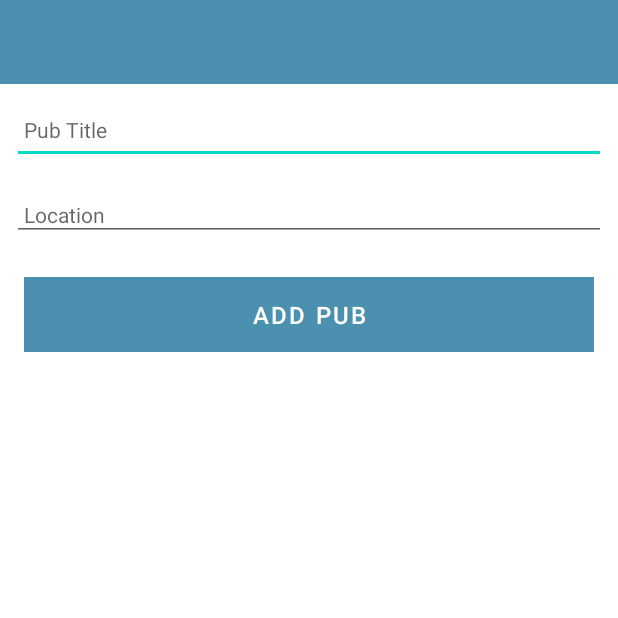
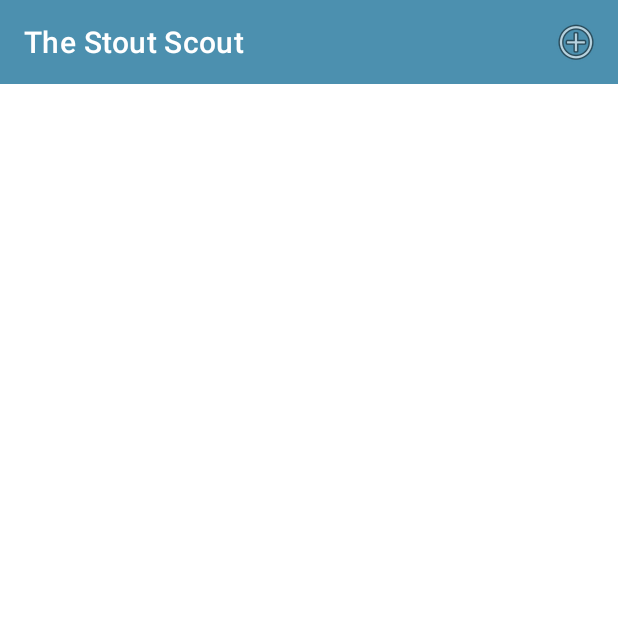
Before and after one commit to seabee14/TheStoutScout, an Android app: the screen it shows after launch (StoutScoutActivity before the commit, PubListActivity after it), on a phone screen of 412 x 824 dp, the top half of it. Run offline under Robolectric (Android 15) with nearby library versions, the phone set to English and light mode, and no system bars; our stand-ins replace Timber; 1 statement that could not run was skipped.

Commit message:
Home Screen, Title Bar, Add button added

```diff
--- /dev/null
+++ b/app/src/main/java/ie/wit/thestoutscout/activities/PubListActivity.kt
@@ -0,0 +1,80 @@
+package ie.wit.thestoutscout.activities
+
+import androidx.appcompat.app.AppCompatActivity
+import android.os.Bundle
+import android.content.Intent
+import android.view.LayoutInflater
+import android.view.ViewGroup
+import androidx.recyclerview.widget.LinearLayoutManager
+import androidx.recyclerview.widget.RecyclerView
+import android.view.Menu
+import android.view.MenuItem
+import ie.wit.thestoutscout.R
+import ie.wit.thestoutscout.databinding.ActivityPubListBinding
+import ie.wit.thestoutscout.databinding.CardPubBinding
+import ie.wit.thestoutscout.models.PubModel
+import ie.wit.thestoutscout.main.MainApp
+
+class PubListActivity : AppCompatActivity() {
+
+    lateinit var app: MainApp                              //retrieving and storing a reference to the main app
+    private lateinit var binding: ActivityPubListBinding
+
+    override fun onCreate(savedInstanceState: Bundle?) {
+        super.onCreate(savedInstanceState)
+        binding = ActivityPubListBinding.inflate(layoutInflater)
+        setContentView(binding.root)
+        binding.toolbar.title = title
+        setSupportActionBar(binding.toolbar)
+
+        app = application as MainApp
+
+        val layoutManager = LinearLayoutManager(this)
+        binding.recyclerView.layoutManager = layoutManager
+        binding.recyclerView.adapter = PubAdapter(app.pubs)
+
+    }
+
+    override fun onCreateOptionsMenu(menu: Menu): Boolean {
+        menuInflater.inflate(R.menu.menu_main, menu)
+        return super.onCreateOptionsMenu(menu)
+    }
+
+    override fun onOptionsItemSelected(item: MenuItem): Boolean {
+        when (item.itemId) {
+            R.id.item_add -> {
+                val launcherIntent = Intent(this, StoutScoutActivity::class.java)
+                startActivityForResult(launcherIntent,0)
+            }
+        }
+        return super.onOptionsItemSelected(item)
+    }
+
+}
+
+class PubAdapter constructor(private var pubs: List<PubModel>) :
+    RecyclerView.Adapter<PubAdapter.MainHolder>() {
+
+    override fun onCreateViewHolder(parent: ViewGroup, viewType: Int): MainHolder {
+        val binding = CardPubBinding
+            .inflate(LayoutInflater.from(parent.context), parent, false)
+
+        return MainHolder(binding)
+    }
+
+    override fun onBindViewHolder(holder: MainHolder, position: Int) {
+        val pub = pubs[holder.adapterPosition]
+        holder.bind(pub)
+    }
+
+    override fun getItemCount(): Int = pubs.size
+
+    class MainHolder(private val binding : CardPubBinding) :
+                                 RecyclerView.ViewHolder(binding.root) {
+
+        fun bind(pub: PubModel) {
+            binding.pubTitle.text = pub.title
+            binding.location.text = pub.location
+        }
+    }
+}
--- /dev/null
+++ b/app/src/main/java/ie/wit/thestoutscout/main/MainApp.kt
@@ -0,0 +1,20 @@
+package ie.wit.thestoutscout.main
+
+import android.app.Application
+import ie.wit.thestoutscout.models.PubModel
+import timber.log.Timber
+import timber.log.Timber.i
+
+class MainApp : Application() {
+
+    val pubs = ArrayList<PubModel>()
+
+    override fun onCreate() {
+        super.onCreate()
+        Timber.plant(Timber.DebugTree())
+        i("StoutScout started")
+        //pubs.add(PubModel("One", "About one..."))
+        //pubs.add(PubModel("Two", "About two..."))
+        //pubs.add(PubModel("Three", "About three..."))
+    }
+}
--- /dev/null
+++ b/app/src/main/res/layout/activity_pub_list.xml
@@ -0,0 +1,32 @@
+<?xml version="1.0" encoding="utf-8"?>
+<androidx.coordinatorlayout.widget.CoordinatorLayout
+    xmlns:android="http://schemas.android.com/apk/res/android"
+    xmlns:app="http://schemas.android.com/apk/res-auto"
+    xmlns:tools="http://schemas.android.com/tools"
+    android:layout_width="match_parent"
+    android:layout_height="match_parent"
+    tools:context="ie.wit.thestoutscout.activities.PubListActivity">
+
+    <com.google.android.material.appbar.AppBarLayout
+        android:layout_width="match_parent"
+        android:layout_height="wrap_content"
+        android:background="@color/colorAccent"
+        android:fitsSystemWindows="true"
+        app:elevation="0dip"
+        app:theme="@style/ThemeOverlay.AppCompat.Dark.ActionBar">
+
+        <androidx.appcompat.widget.Toolbar
+            android:id="@+id/toolbar"
+            android:layout_width="match_parent"
+            android:layout_height="wrap_content"
+            app:titleTextColor="@color/colorPrimary" />
+    </com.google.android.material.appbar.AppBarLayout>
+
+    <androidx.recyclerview.widget.RecyclerView
+        android:id="@+id/recyclerView"
+        android:layout_width="match_parent"
+        android:layout_height="match_parent"
+        android:scrollbars="vertical"
+        app:layout_behavior="@string/appbar_scrolling_view_behavior" />
+
+</androidx.coordinatorlayout.widget.CoordinatorLayout>
--- /dev/null
+++ b/app/src/main/res/menu/menu_main.xml
@@ -0,0 +1,10 @@
+<?xml version="1.0" encoding="utf-8"?>
+<menu xmlns:android="http://schemas.android.com/apk/res/android"
+    xmlns:app="http://schemas.android.com/apk/res-auto">
+
+    <item
+        android:id="@+id/item_add"
+        android:icon="@android:drawable/ic_menu_add"
+        android:title="@string/menu_addPub"
+        app:showAsAction="always" />
+</menu>
--- a/app/src/main/res/values/strings.xml
+++ b/app/src/main/res/values/strings.xml
@@ -3,4 +3,5 @@
     <string name="button_addPub">Add Pub</string>
     <string name="hint_stoutscoutTitle">Pub Title</string>
     <string name="hint_pubLocation">Location</string>
+    <string name="menu_addPub">Add</string>
 </resources>
```
Also changed, not shown: app/src/main/AndroidManifest.xml (+8 -9 lines), app/src/main/java/ie/wit/thestoutscout/activities/StoutScoutActivity.kt (+18 -15 lines), app/src/main/res/layout/card_pub.xml (added, +31 -0 lines).
